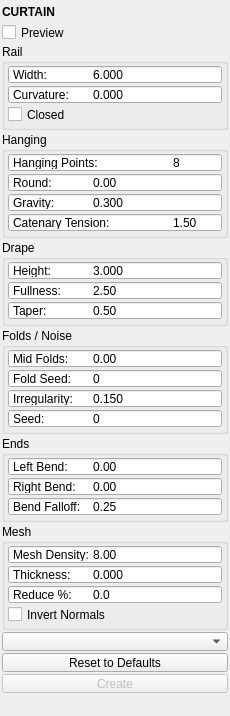
m3trik/mayatk, file mayatk/edit_utils/curtain.ui: the form before one commit.
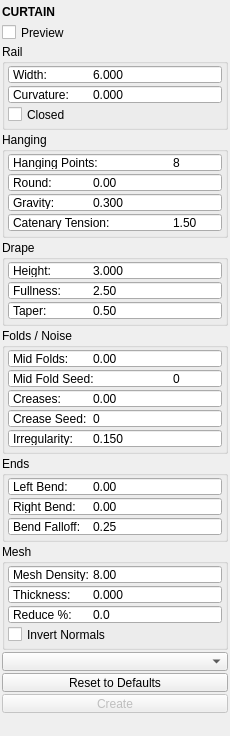
The form after the commit. Custom widgets are drawn as their Qt base class.

Commit message:
feat(mayatk): expand curtain tool + edit_utils helpers
Curtain generation reworked (drape/relief, preset cleanup) with supporting
_edit_utils helpers and broadened test_curtain coverage.

```diff
--- a/mayatk/edit_utils/curtain.ui
+++ b/mayatk/edit_utils/curtain.ui
@@ -214,13 +214,39 @@
          <property name="rightMargin"><number>3</number></property>
          <property name="bottomMargin"><number>3</number></property>
          <property name="spacing"><number>1</number></property>
+         <item>
+          <widget class="DoubleSpinBox" name="s019">
+           <property name="minimumSize"><size><width>0</width><height>19</height></size></property>
+           <property name="maximumSize"><size><width>16777215</width><height>19</height></size></property>
+           <property name="toolTip"><string>Intensity of V-folds that fork down from a random ~1/4-1/2 of the hang points, fanning into the neighbouring spans to interrupt the plain in/out belly. Each crease folds the cloth out and in (material-conserving), not just outward (0 = off).</string></property>
+           <property name="buttonSymbols"><enum>QAbstractSpinBox::NoButtons</enum></property>
+           <property name="prefix"><string>Mid Folds:	</string></property>
+           <property name="decimals"><number>2</number></property>
+           <property name="minimum"><double>0.000000</double></property>
+           <property name="maximum"><double>3.000000</double></property>
+           <property name="singleStep"><double>0.050000</double></property>
+           <property name="value"><double>0.000000</double></property>
+          </widget>
+         </item>
+         <item>
+          <widget class="QSpinBox" name="s010">
+           <property name="minimumSize"><size><width>0</width><height>19</height></size></property>
+           <property name="maximumSize"><size><width>16777215</width><height>19</height></size></property>
+           <property name="toolTip"><string>Random seed for which hang points fork and each V's length, width, and depth. The variation per seed is large, so it does most of the look's work.</string></property>
+           <property name="buttonSymbols"><enum>QAbstractSpinBox::NoButtons</enum></property>
+           <property name="prefix"><string>Mid Fold Seed:	</string></property>
+           <property name="minimum"><number>0</number></property>
+           <property name="maximum"><number>99999</number></property>
+           <property name="value"><number>0</number></property>
+          </widget>
+         </item>
          <item>
           <widget class="DoubleSpinBox" name="s014">
            <property name="minimumSize"><size><width>0</width><height>19</height></size></property>
            <property name="maximumSize"><size><width>16777215</width><height>19</height></size></property>
            <property name="toolTip"><string>Intensity of extra V-shaped creases that radiate down from random points near the top and run various lengths (0 = off).</string></property>
            <property name="buttonSymbols"><enum>QAbstractSpinBox::NoButtons</enum></property>
-           <property name="prefix"><string>Mid Folds:	</string></property>
+           <property name="prefix"><string>Creases:	</string></property>
            <property name="decimals"><number>2</number></property>
            <property name="minimum"><double>0.000000</double></property>
            <property name="maximum"><double>3.000000</double></property>
@@ -234,7 +260,7 @@
            <property name="maximumSize"><size><width>16777215</width><height>19</height></size></property>
            <property name="toolTip"><string>Random seed for the mid-fold placement, length, and depth.</string></property>
            <property name="buttonSymbols"><enum>QAbstractSpinBox::NoButtons</enum></property>
-           <property name="prefix"><string>Fold Seed:	</string></property>
+           <property name="prefix"><string>Crease Seed:	</string></property>
            <property name="minimum"><number>0</number></property>
            <property name="maximum"><number>99999</number></property>
            <property name="value"><number>0</number></property>
@@ -254,18 +280,6 @@
            <property name="value"><double>0.150000</double></property>
           </widget>
          </item>
-         <item>
-          <widget class="QSpinBox" name="s010">
-           <property name="minimumSize"><size><width>0</width><height>19</height></size></property>
-           <property name="maximumSize"><size><width>16777215</width><height>19</height></size></property>
-           <property name="toolTip"><string>Random seed for irregularity and per-fold variation.</string></property>
-           <property name="buttonSymbols"><enum>QAbstractSpinBox::NoButtons</enum></property>
-           <property name="prefix"><string>Seed:	</string></property>
-           <property name="minimum"><number>0</number></property>
-           <property name="maximum"><number>99999</number></property>
-           <property name="value"><number>0</number></property>
-          </widget>
-         </item>
         </layout>
        </widget>
       </item>
```
Left out of the diff: 4 changed lines with no effect on the pictures. The commit also changes 13 other files.
